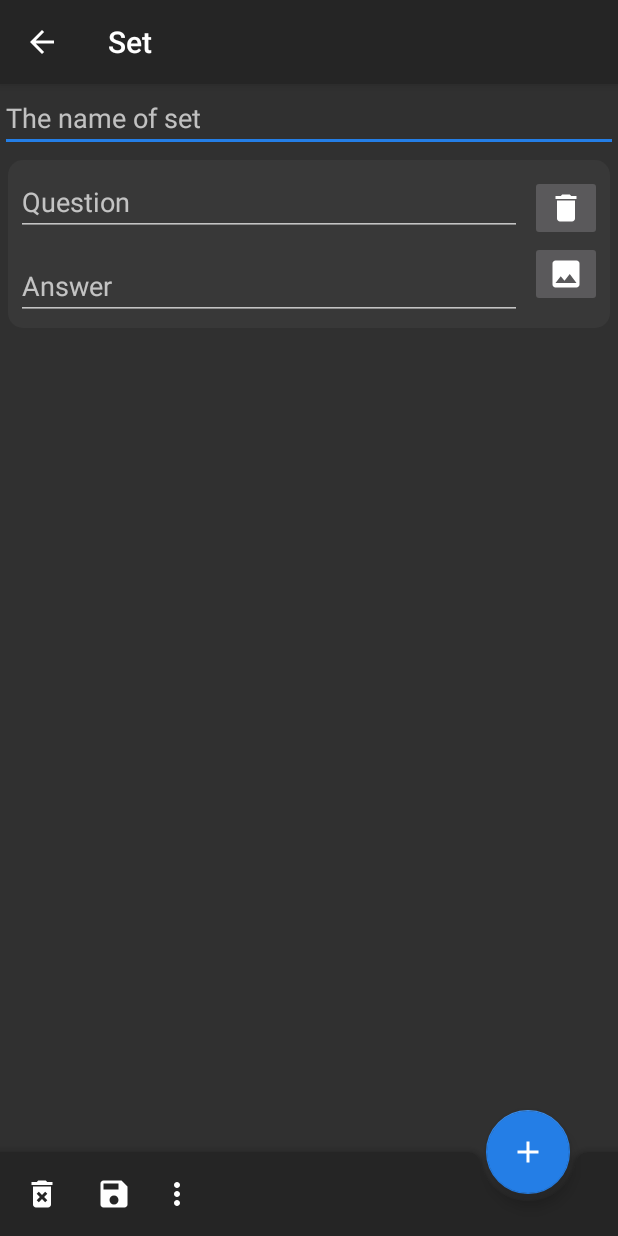
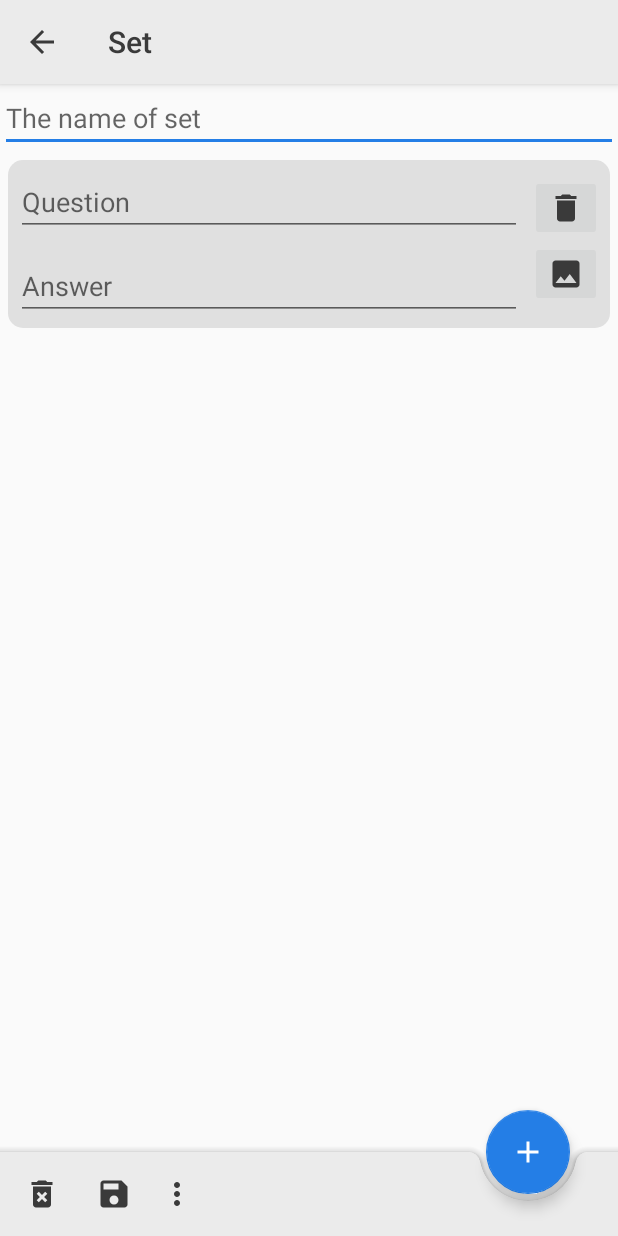
Before and after one commit to RootekStudio/RepeatsJava, an Android app: the RepeatsAddEditActivity screen opened directly, with no data from a screen before it, on a phone screen of 412 x 824 dp. Run offline under Robolectric (Android 15) with nearby library versions, the phone set to English and light mode, and no system bars; 2 statements that could not run were skipped.

Commit message:
Support for system theme

```diff
--- a/app/src/main/java/com/rootekstudio/repeatsandroid/RepeatsHelper.java
+++ b/app/src/main/java/com/rootekstudio/repeatsandroid/RepeatsHelper.java
@@ -9,7 +9,10 @@ import android.content.Context;
 import android.content.DialogInterface;
 import android.content.Intent;
 import android.content.SharedPreferences;
+import android.content.pm.ConfigurationInfo;
 import android.content.pm.PackageManager;
+import android.content.res.Configuration;
+import android.graphics.Bitmap;
 import android.graphics.BitmapFactory;
 import android.net.Uri;
 import android.os.Build;
@@ -214,8 +217,6 @@ public class RepeatsHelper {
                 activity.onBackPressed();
             }
 
-
-
         } else {
             activity.onBackPressed();
         }
@@ -223,16 +224,40 @@ public class RepeatsHelper {
 
     static Boolean DarkTheme(Context context) {
         final SharedPreferences sharedPreferences = PreferenceManager.getDefaultSharedPreferences(context);
-        String theme = sharedPreferences.getString("theme", "1");
+        String theme ="";
+        if(Build.VERSION.SDK_INT >= Build.VERSION_CODES.Q)
+        {
+            theme = sharedPreferences.getString("theme", "2");
+        }
+        else
+        {
+            theme = sharedPreferences.getString("theme", "1");
+        }
 
         if (theme.equals("0")) {
             AppCompatDelegate.setDefaultNightMode(AppCompatDelegate.MODE_NIGHT_NO);
             context.setTheme(R.style.AppTheme);
             return false;
-        } else {
+        } else if (theme.equals("1")) {
             AppCompatDelegate.setDefaultNightMode(AppCompatDelegate.MODE_NIGHT_YES);
             context.setTheme(R.style.DarkAppTheme);
             return true;
+        }
+        else{
+            AppCompatDelegate.setDefaultNightMode(AppCompatDelegate.MODE_NIGHT_FOLLOW_SYSTEM);
+            Configuration config = context.getResources().getConfiguration();
+            int currentNightMode = config.uiMode & Configuration.UI_MODE_NIGHT_MASK;
+
+            if(currentNightMode == Configuration.UI_MODE_NIGHT_YES)
+            {
+                context.setTheme(R.style.DarkAppTheme);
+                return true;
+            }
+            else
+            {
+                context.setTheme(R.style.AppTheme);
+                return false;
+            }
         }
     }
 
--- a/app/src/main/res/values/strings.xml
+++ b/app/src/main/res/values/strings.xml
@@ -82,4 +82,5 @@
     <string name="batteryAskMessage">We need to turn off battery optimization for this app. This will ensure that notifications are delivered on time. In the next window click \"Yes\" or \"Allow\".</string>
     <string name="CancelOffBattery">You can always disable battery optimization in the Repeats or device settings</string>
     <string name="Continue">Continue</string>
+    <string name="SystemTheme">System default</string>
 </resources>
--- a/app/src/main/res/values/styles.xml
+++ b/app/src/main/res/values/styles.xml
@@ -10,7 +10,7 @@
         <item name="android:tint">@color/tintDark</item>
         <item name="iconTint">@color/tintDark</item>
         <item name="actionBarStyle">@style/ActionBarStyle</item>
-        <item name="android:windowLightStatusBar" tools:TargerApi="23">true</item>
+        <item name="android:windowLightStatusBar" tools:targetApi="m">true</item>
     </style>
 
     <style name="ActionBarStyle" parent="@style/Widget.AppCompat.ActionBar.Solid">
@@ -28,7 +28,7 @@
         <item name="android:textColor">@android:color/white</item>
         <item name="android:tint">#FFFFFF</item>
         <item name="android:actionOverflowButtonStyle">@style/MyActionButtonOverflow</item>
-        <item name="android:windowLightStatusBar" tools:TargerApi="23">false</item>
+        <item name="android:windowLightStatusBar" tools:targetApi="m">false</item>
     </style>
 
     <style name="MyActionButtonOverflow" parent="Base.Widget.AppCompat.ActionButton.Overflow">
```
Also changed, not shown: app/src/main/java/com/rootekstudio/repeatsandroid/Preference_Screen.java (+12 -3 lines), app/src/main/res/values/array.xml (+12 -0 lines), 1 other file.
